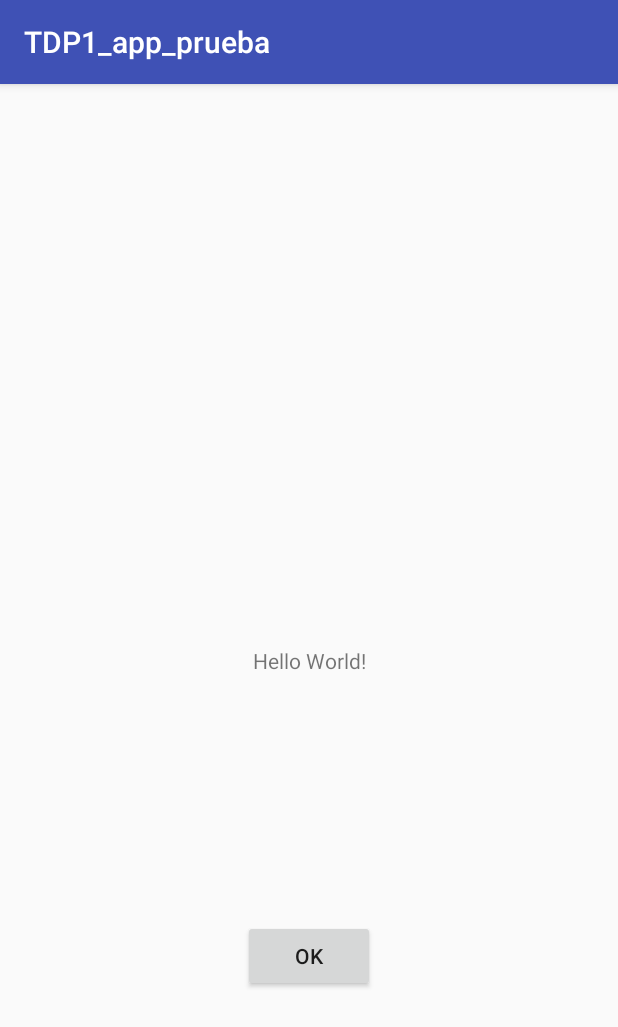
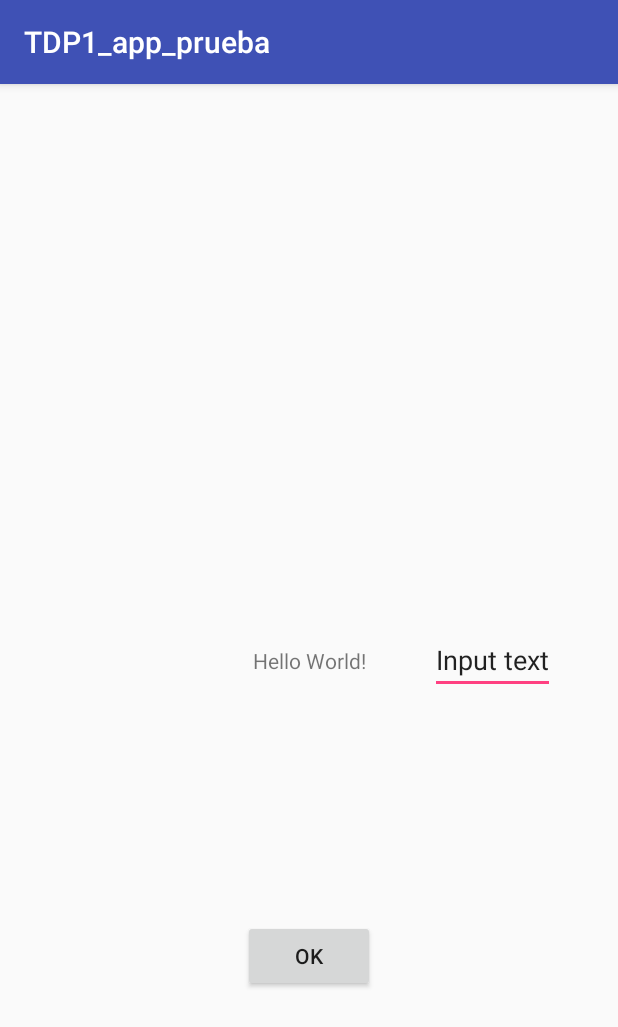
Before and after one commit to hugo-chavar/TDP1_pruebas, an Android app: the screen it shows after launch (MainActivity), on a phone screen of 412 x 824 dp. Shown: the top 1027 px of the screen. Run offline under Robolectric (Android 15) with nearby library versions, the phone set to English and light mode, and no system bars.

Commit message:
Agrego un EditText a la derecha del Hello World

```diff
--- a/app/src/main/res/layout/activity_main.xml
+++ b/app/src/main/res/layout/activity_main.xml
@@ -16,6 +16,17 @@
         app:layout_constraintTop_toTopOf="parent"
         android:id="@+id/textView" />
 
+    <EditText
+        android:id="@+id/edittext"
+        android:layout_width="wrap_content"
+        android:layout_height="wrap_content"
+        android:text="Input text" android:inputType="text"
+        app:layout_constraintBottom_toBottomOf="parent"
+        app:layout_constraintTop_toTopOf="parent"
+        app:layout_constraintLeft_toRightOf="@+id/textView"
+        app:layout_constraintRight_toRightOf="parent"/>
+
+
     <Button
         android:id="@+id/button"
         android:layout_width="wrap_content"
```
